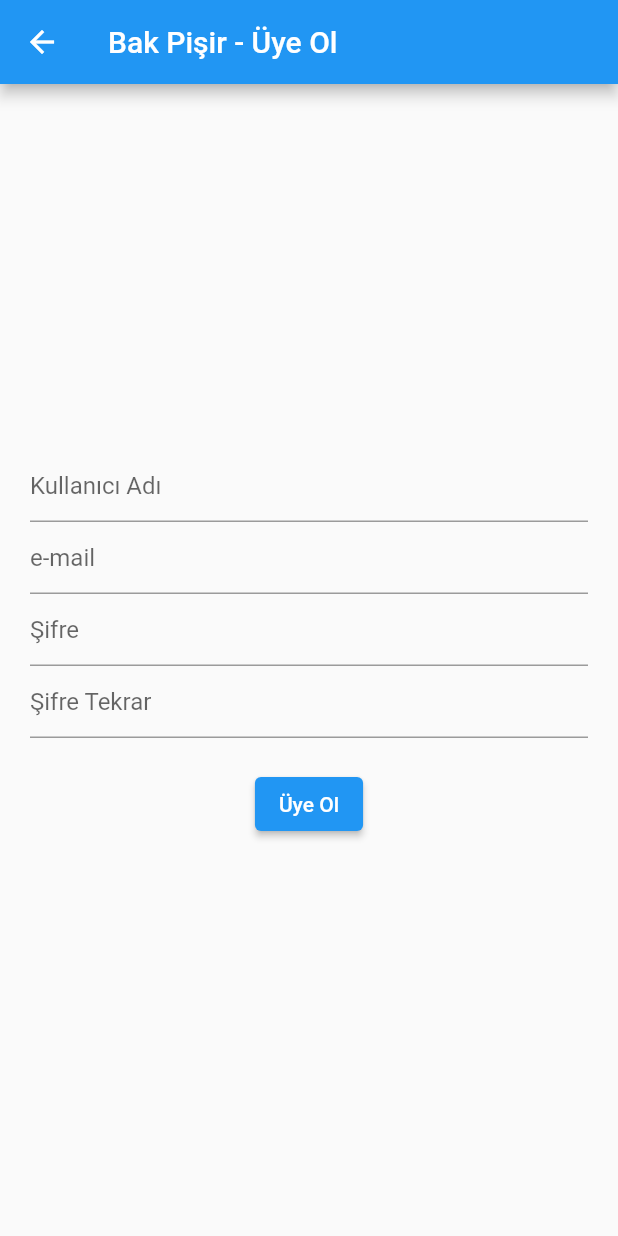
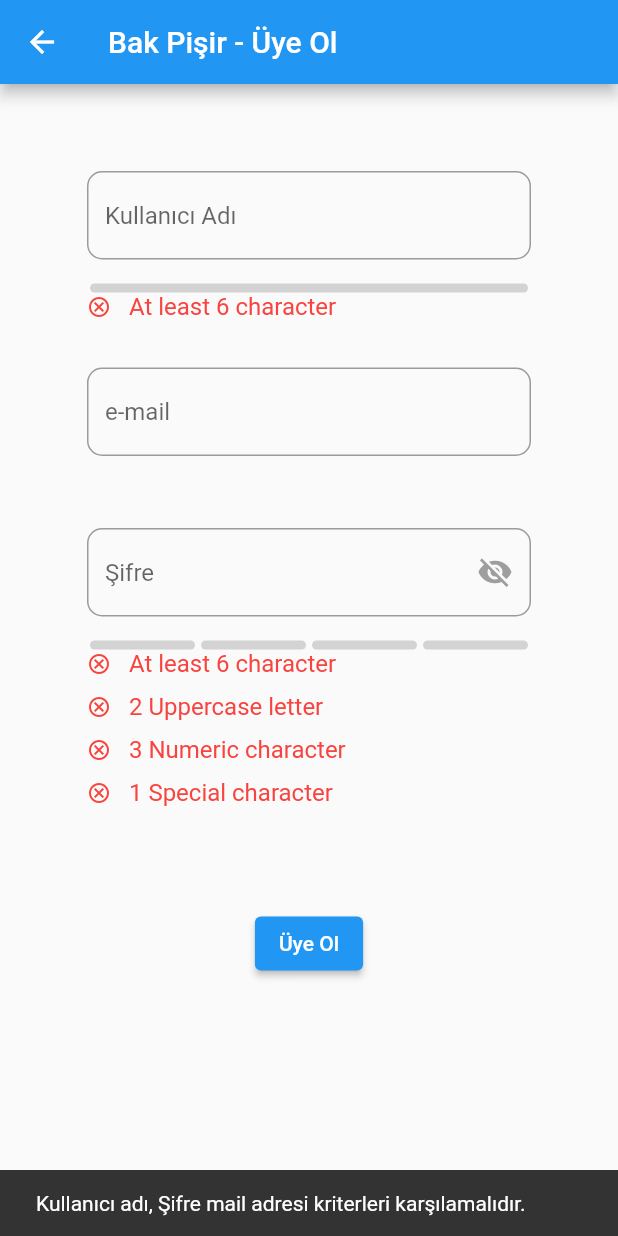
Before and after one commit to omeratici/bak_pisir, a Flutter app: the uyeOl screen opened directly, after a tap on "Üye Ol", on a phone screen of 412 x 824 dp. Run offline on Flutter 3.47's test engine with Material 2 defaults, Android fonts, the phone set to English and light mode, and no system bars; drawn by our look-alikes of flutter_pw_validator; our stand-ins replace email_validator.

Commit message:
Üye ol böülümdeki doğrulamalar yazıldı. Ingredients.dart ve IngredientsCevap.dart yazıldı. api bağlantı fonksiyonları yazılacak

```diff
--- a/lib/main.dart
+++ b/lib/main.dart
@@ -130,8 +130,6 @@
                     }, child: Text("Giriş Yap")),
                     ElevatedButton(onPressed: (){
 
-                      //dolabim.dart ı görebilmek için geçiçi olarak değiştirildi.
-                      // Navigator.push(context, MaterialPageRoute(builder: (context) => uyeOl()));
                       Navigator.push(context, MaterialPageRoute(builder: (context) => uyeOl()));
                     }, child: Text("Üye Ol")),
                   ]
--- a/lib/uyeOl.dart
+++ b/lib/uyeOl.dart
@@ -1,9 +1,12 @@
 import 'dart:convert';
 
 import 'package:bak_pisir/mailOnay.dart';
+import 'package:bak_pisir/main.dart';
+import 'package:email_validator/email_validator.dart';
 import 'package:flutter/material.dart';
 import 'package:flutter/services.dart';
 import 'package:http/http.dart' as http;
+import 'package:flutter_pw_validator/flutter_pw_validator.dart';
 
 import 'Users.dart';
 
@@ -15,13 +18,19 @@
 }
 
 class _uyeOlState extends State<uyeOl> {
+  bool _isPasswordValidate = false;
+  bool _isMailValidate = false;
+  bool _isUserNameValidate = false;
+  bool _isVisible = false;
   var tfKullaniciAdi = TextEditingController();
   var tfemail = TextEditingController();
   var tfKSifre = TextEditingController();
   var tfKSifreTekrar = TextEditingController();
   var scaffoldKey = GlobalKey<ScaffoldState>();
+  String _errorMessage = '';
 
   Future<void> insertUser (String userName,String password, String email ) async {
+
     var url = Uri.parse("http://213.14.130.80/bakpisir/insert_user.php");
     var veri = {"userName": userName, "password": password, "email": email,"userRole":"0"};
     var cevap = await http.post(url, body: veri);
@@ -43,55 +52,157 @@
       appBar: AppBar(
         title: Text("Bak Pişir - Üye Ol"),
       ),
-      body: Center(
+      body: SingleChildScrollView(
+        child: Center(
           child: Padding(
-          padding: const EdgeInsets.all(20.0),
+            padding: const EdgeInsets.all(50.0),
             child: Column(
               mainAxisAlignment: MainAxisAlignment.center,
               children: <Widget>[
-              TextField(
+                Padding(
+                  padding: const EdgeInsets.all(8.0),
+                  child: TextFormField(
+                    keyboardType: TextInputType.name,
                     controller: tfKullaniciAdi,
                     decoration: InputDecoration(
                       hintText: "Kullanıcı Adı",
+                      border: OutlineInputBorder(
+                        borderRadius: BorderRadius.circular(10),
+                        borderSide: BorderSide(color: Colors.black),
+                      ),
+                      focusedBorder: OutlineInputBorder(
+                        borderRadius: BorderRadius.circular(10),
+                        borderSide: BorderSide(color: Colors.black),
                       ),
                     ),
-              TextField(
+                  ),
+                ),
+                Padding(
+                  padding: const EdgeInsets.all(8.0),
+                  child: FlutterPwValidator(
+                    controller: tfKullaniciAdi,
+                    minLength: 6,
+                    width: 400,
+                    height: 40,
+                    onSuccess: (){print("oldu");
+                    _isUserNameValidate = true;},
+                    onFail: (){print("olmadı");
+                    _isUserNameValidate = false;},
+                  ),
+                ),
+                Padding(
+                  padding: const EdgeInsets.all(8.0),
+                  child: TextFormField(
+                    keyboardType: TextInputType.emailAddress,
                     controller: tfemail,
                     decoration: InputDecoration(
                       hintText: "e-mail",
+                      border: OutlineInputBorder(
+                        borderRadius: BorderRadius.circular(10),
+                        borderSide: BorderSide(color: Colors.black),
+                      ),
+                      focusedBorder: OutlineInputBorder(
+                        borderRadius: BorderRadius.circular(10),
+                        borderSide: BorderSide(color: Colors.black),
                       ),
                     ),
-              TextField(
-                obscureText: true,
+                    onChanged: (val){
+                      validateEmail(val);
+
+                    },
+                  ),
+                ),
+                Padding(
+                  padding: const EdgeInsets.all(8.0),
+                  child: Text(_errorMessage,
+                    style:_isMailValidate ? TextStyle(color:Colors.green): TextStyle(color:Colors.red),
+
+                  ),
+                ),
+                Padding(
+                  padding: const EdgeInsets.all(8.0),
+                  child: TextFormField(
+                    obscureText: !_isVisible,
                     controller: tfKSifre,
                     decoration: InputDecoration(
                       hintText: "Şifre",
+                      suffixIcon: IconButton(
+                        onPressed: (){
+                          setState((){_isVisible= !_isVisible;});
+                        }
+                          ,
+                          icon: _isVisible ? Icon(Icons.visibility, color: Colors.black): Icon(Icons.visibility_off, color: Colors.grey)),
+                      border: OutlineInputBorder(
+                        borderRadius: BorderRadius.circular(10),
+                        borderSide: BorderSide(color: Colors.black),
+                      ),
+                      focusedBorder: OutlineInputBorder(
+                        borderRadius: BorderRadius.circular(10),
+                        borderSide: BorderSide(color: Colors.black),
                       ),
                     ),
-              TextField(
-                obscureText: true,
-                controller: tfKSifreTekrar,
-                decoration: InputDecoration(
-                  hintText: "Şifre Tekrar",
+                  ),
+                ),
+
+                Padding(
+                  padding: const EdgeInsets.all(8.0),
+                  child: FlutterPwValidator(
+                    controller: tfKSifre,
+                    minLength: 6,
+                    uppercaseCharCount: 2,
+                    numericCharCount: 3,
+                    specialCharCount: 1,
+                    width: 400,
+                    height: 150,
+                    onSuccess: (){print("oldu");
+                    _isPasswordValidate = true;},
+                    onFail: (){print("olmadı");
+                    _isPasswordValidate = false;},
                   ),
                 ),
                 Padding(
                   padding: const EdgeInsets.all(20.0),
                   child: ElevatedButton(onPressed: (){
+                    if(_isMailValidate && _isPasswordValidate &&_isUserNameValidate){
                       insertUser(tfKullaniciAdi.text, tfKSifre.text, tfemail.text);
-
-
-
+                    }else{
+                      ScaffoldMessenger.of(context).showSnackBar(
+                        SnackBar(content: Text("Kullanıcı adı, Şifre mail adresi kriterleri karşılamalıdır.")),
+                      );
+                    }
                   }, child: Text("Üye Ol")),
                 ),
 
-
-
               ],
+            ),
           ),
         ),
       ),
 
     );
   }
+
+  void validateEmail(String val) {
+    if(val.isEmpty){
+      _isMailValidate = false;
+      setState(() {
+        _errorMessage = "Email adresini boş geçemezsiniz !";
+      });
+    }else if(!EmailValidator.validate(val, true)){
+      setState(() {
+        _errorMessage = "Geçersiz Email Adresi";
+      });
+    }else if(EmailValidator.validate(val, true)){
+      _isMailValidate = true;
+      setState(() {
+        _errorMessage = "Geçerli Mail Adresi";
+      });
+    }else{
+      _isMailValidate = false;
+      setState(() {
+        _errorMessage = "";
+      });
     }
+  }
+
+}
--- a/pubspec.yaml
+++ b/pubspec.yaml
@@ -27,6 +27,7 @@
 # the latest version available on pub.dev. To see which dependencies have newer
 # versions available, run `flutter pub outdated`.
 dependencies:
+  flutter_pw_validator: ^1.4.2
   flutter:
     sdk: flutter
   email_validator: ^2.0.1
```
Also changed, not shown: lib/Ingredients.dart (added, +13 -0 lines), lib/IngredientsCevap.dart (added, +15 -0 lines), lib/dolabim.dart (+11 -12 lines), pubspec.lock, 1 other file. Lines whose indentation alone changed are shown as unchanged.
